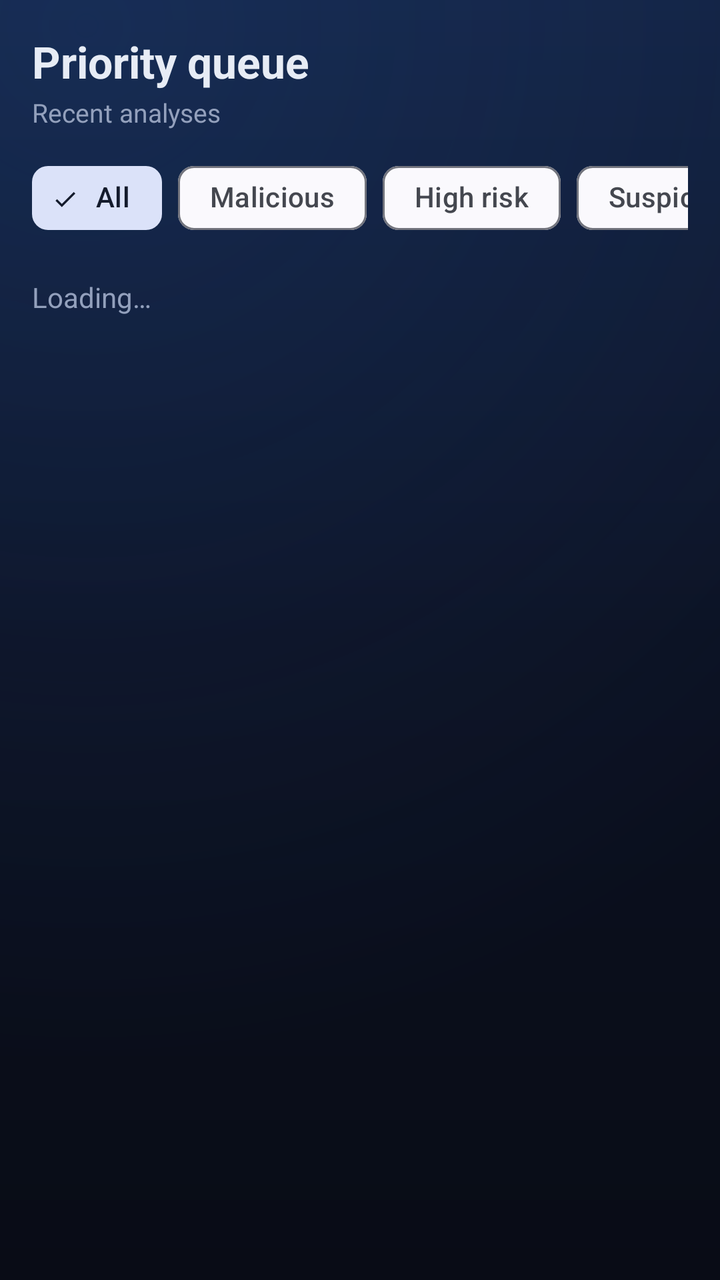
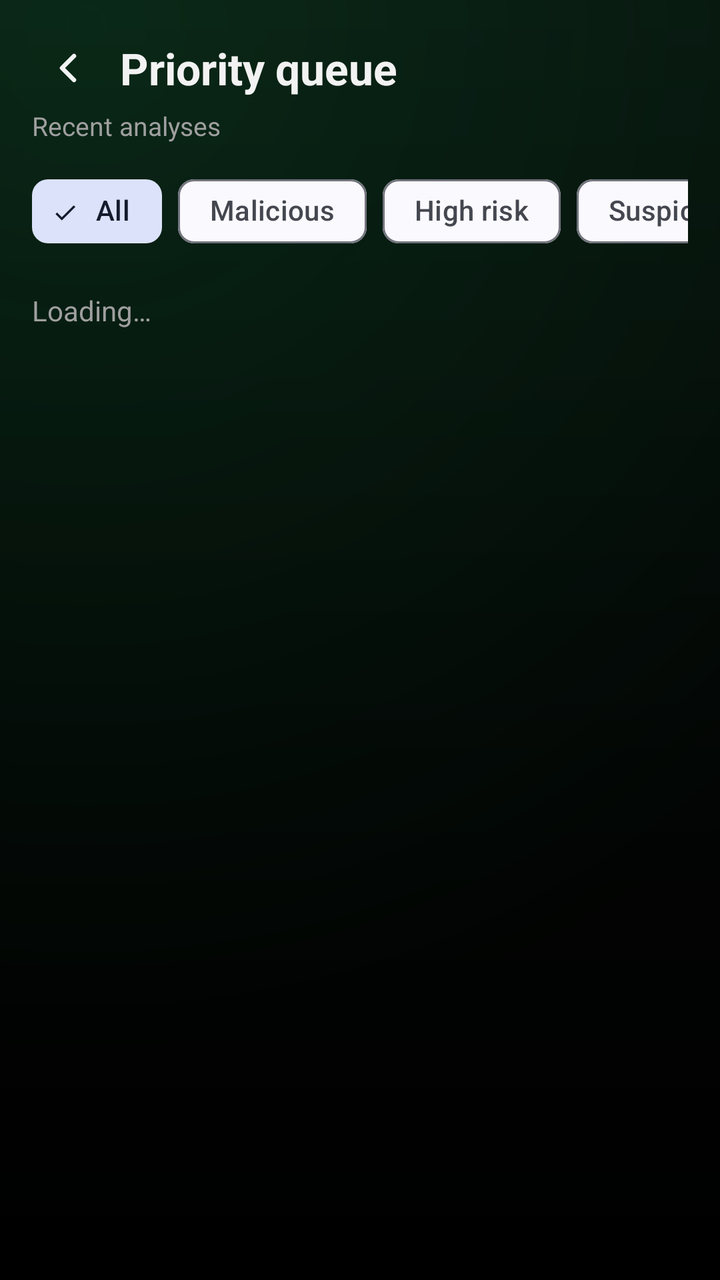

Screens rendered from an Android XML layout before and after an edit, with the pre-edit source and the edit as a unified diff.
<!-- AndroidManifest.xml: application theme Theme.CyberShield -->
<!-- res/layout/activity_queue.xml -->
<?xml version="1.0" encoding="utf-8"?>
<LinearLayout xmlns:android="http://schemas.android.com/apk/res/android"
    android:layout_width="match_parent"
    android:layout_height="match_parent"
    android:orientation="vertical"
    android:padding="16dp">

    <TextView
        android:id="@+id/title"
        android:layout_width="wrap_content"
        android:layout_height="wrap_content"
        android:text="Priority queue"
        android:textColor="@color/text"
        android:textSize="22sp"
        android:textStyle="bold" />

    <TextView
        android:id="@+id/subtitle"
        android:layout_width="match_parent"
        android:layout_height="wrap_content"
        android:layout_marginTop="2dp"
        android:textColor="@color/muted"
        android:textSize="13sp"
        android:text="Recent analyses" />

    <HorizontalScrollView
        android:layout_width="match_parent"
        android:layout_height="wrap_content"
        android:layout_marginTop="10dp"
        android:scrollbars="none">
        <com.google.android.material.chip.ChipGroup
            android:id="@+id/filters"
            android:layout_width="wrap_content"
            android:layout_height="wrap_content"
            app:singleSelection="true"
            xmlns:app="http://schemas.android.com/apk/res-auto">
            <com.google.android.material.chip.Chip android:id="@+id/fAll" style="@style/Widget.Material3.Chip.Filter" android:text="All" android:checked="true" android:layout_width="wrap_content" android:layout_height="wrap_content"/>
            <com.google.android.material.chip.Chip android:id="@+id/fMal" style="@style/Widget.Material3.Chip.Filter" android:text="Malicious" android:layout_width="wrap_content" android:layout_height="wrap_content"/>
            <com.google.android.material.chip.Chip android:id="@+id/fHigh" style="@style/Widget.Material3.Chip.Filter" android:text="High risk" android:layout_width="wrap_content" android:layout_height="wrap_content"/>
            <com.google.android.material.chip.Chip android:id="@+id/fSus" style="@style/Widget.Material3.Chip.Filter" android:text="Suspicious" android:layout_width="wrap_content" android:layout_height="wrap_content"/>
            <com.google.android.material.chip.Chip android:id="@+id/fSafe" style="@style/Widget.Material3.Chip.Filter" android:text="Safe" android:layout_width="wrap_content" android:layout_height="wrap_content"/>
        </com.google.android.material.chip.ChipGroup>
    </HorizontalScrollView>

    <TextView
        android:id="@+id/empty"
        android:layout_width="match_parent"
        android:layout_height="wrap_content"
        android:layout_marginTop="16dp"
        android:textColor="@color/muted"
        android:text="Loading…" />

    <androidx.recyclerview.widget.RecyclerView
        android:id="@+id/list"
        android:layout_width="match_parent"
        android:layout_height="match_parent"
        android:layout_marginTop="8dp" />
</LinearLayout>
<!-- resources referenced by this layout -->
<resources>
  <color name="muted">#93A0BC</color>
  <color name="text">#E7ECF5</color>
  <style name="Theme.CyberShield" parent="Theme.Material3.DynamicColors.DayNight">
          <item name="colorPrimary">@color/sky</item>
          <item name="android:colorBackground">@color/ink</item>
          <item name="android:windowBackground">@drawable/bg_gradient</item>
          <item name="android:statusBarColor">@color/bg_b</item>
          <item name="android:navigationBarColor">@color/bg_c</item>
          <item name="android:windowLightStatusBar">false</item>
      </style>
  <color name="sky">#38BDF8</color>
  <color name="ink">#0B1020</color>
  <!-- drawable bg_gradient (drawable) -->
  <?xml version="1.0" encoding="utf-8"?>
  <layer-list xmlns:android="http://schemas.android.com/apk/res/android">
      <item>
          <shape android:shape="rectangle">
              <gradient
                  android:type="linear"
                  android:angle="120"
                  android:startColor="@color/bg_a"
                  android:centerColor="@color/bg_b"
                  android:endColor="@color/bg_c" />
          </shape>
      </item>
      <item>
          <shape android:shape="rectangle">
              <gradient
                  android:type="radial"
                  android:gradientRadius="520dp"
                  android:centerX="0.12" android:centerY="0.02"
                  android:startColor="#2A2E6FCF"
                  android:endColor="#00000000" />
          </shape>
      </item>
  </layer-list>
  <color name="bg_b">#0B1020</color>
  <color name="bg_c">#090C16</color>
  <color name="bg_a">#12203E</color>
</resources>

<!-- the commit's change to res/layout/activity_queue.xml (unified diff, before → after) -->
@@ -5,14 +5,34 @@
     android:orientation="vertical"
     android:padding="16dp">
 
-    <TextView
-        android:id="@+id/title"
-        android:layout_width="wrap_content"
+    <LinearLayout
+        android:layout_width="match_parent"
         android:layout_height="wrap_content"
-        android:text="Priority queue"
-        android:textColor="@color/text"
-        android:textSize="22sp"
-        android:textStyle="bold" />
+        android:orientation="horizontal"
+        android:gravity="center_vertical">
+
+        <ImageView
+            android:id="@+id/btnBack"
+            android:layout_width="36dp"
+            android:layout_height="36dp"
+            android:padding="6dp"
+            android:src="@drawable/ic_back"
+            android:tint="@color/text"
+            android:background="?attr/selectableItemBackgroundBorderless"
+            android:clickable="true"
+            android:focusable="true"
+            android:contentDescription="Back"
+            android:layout_marginEnd="8dp" />
+
+        <TextView
+            android:id="@+id/title"
+            android:layout_width="wrap_content"
+            android:layout_height="wrap_content"
+            android:text="Priority queue"
+            android:textColor="@color/text"
+            android:textSize="22sp"
+            android:textStyle="bold" />
+    </LinearLayout>
 
     <TextView
         android:id="@+id/subtitle"
<!-- resource entries referenced after the edit -->
@@ -1,17 +1,34 @@
 <!-- resources referenced by this layout -->
 <resources>
-  <color name="muted">#93A0BC</color>
-  <color name="text">#E7ECF5</color>
-  <style name="Theme.CyberShield" parent="Theme.Material3.DynamicColors.DayNight">
+  <color name="muted">#9F9F9F</color>
+  <color name="text">#F2F2F2</color>
+  <!-- drawable ic_back (drawable) -->
+  <vector xmlns:android="http://schemas.android.com/apk/res/android"
+      android:width="24dp"
+      android:height="24dp"
+      android:viewportWidth="24"
+      android:viewportHeight="24">
+      <path
+          android:strokeColor="#FFFFFFFF"
+          android:strokeWidth="2.2"
+          android:strokeLineCap="round"
+          android:strokeLineJoin="round"
+          android:fillColor="#00000000"
+          android:pathData="M15,18l-6,-6 6,-6" />
+  </vector>
+  <style name="Theme.CyberShield" parent="Theme.Material3.DynamicColors.DayNight.NoActionBar">
           <item name="colorPrimary">@color/sky</item>
           <item name="android:colorBackground">@color/ink</item>
           <item name="android:windowBackground">@drawable/bg_gradient</item>
           <item name="android:statusBarColor">@color/bg_b</item>
           <item name="android:navigationBarColor">@color/bg_c</item>
           <item name="android:windowLightStatusBar">false</item>
+          <item name="windowActionBar">false</item>
+          <item name="windowNoTitle">true</item>
+          <item name="android:windowAnimationStyle">@style/SecureMeWindowAnim</item>
       </style>
-  <color name="sky">#38BDF8</color>
-  <color name="ink">#0B1020</color>
+  <color name="sky">#1BD671</color>
+  <color name="ink">#050505</color>
   <!-- drawable bg_gradient (drawable) -->
   <?xml version="1.0" encoding="utf-8"?>
   <layer-list xmlns:android="http://schemas.android.com/apk/res/android">
@@ -31,13 +48,19 @@
                   android:type="radial"
                   android:gradientRadius="520dp"
                   android:centerX="0.12" android:centerY="0.02"
-                  android:startColor="#2A2E6FCF"
+                  android:startColor="#1F1BD671"
                   android:endColor="#00000000" />
           </shape>
       </item>
   </layer-list>
-  <color name="bg_b">#0B1020</color>
-  <color name="bg_c">#090C16</color>
-  <color name="bg_a">#12203E</color>
+  <color name="bg_b">#030504</color>
+  <color name="bg_c">#000000</color>
+  <style name="SecureMeWindowAnim" parent="@android:style/Animation.Activity">
+          <item name="android:activityOpenEnterAnimation">@anim/screen_open_enter</item>
+          <item name="android:activityOpenExitAnimation">@anim/screen_open_exit</item>
+          <item name="android:activityCloseEnterAnimation">@anim/screen_close_enter</item>
+          <item name="android:activityCloseExitAnimation">@anim/screen_close_exit</item>
+      </style>
+  <color name="bg_a">#07100B</color>
 </resources>
 
